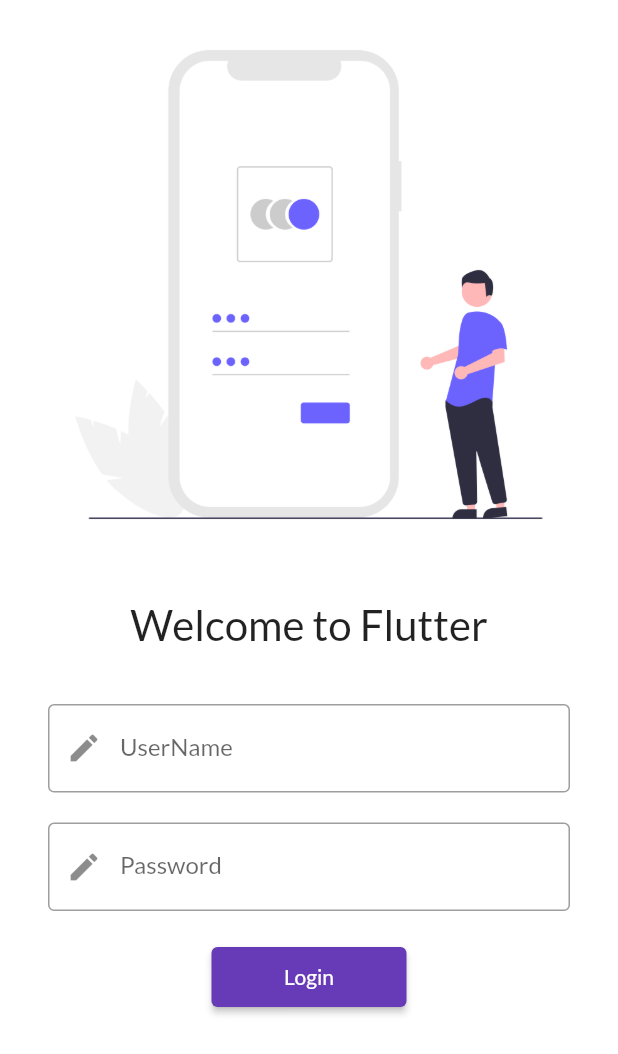
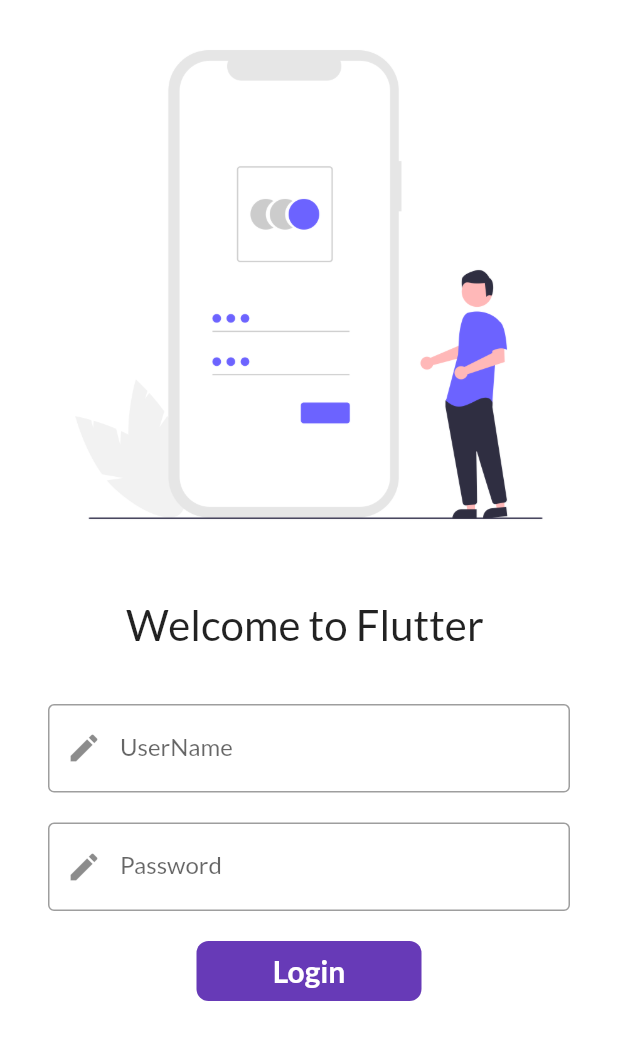
Before and after one commit to Zahedcse/flutter_app1, a Flutter app: the screen it shows after launch, on a phone screen of 412 x 824 dp. Shown: the top 1054 px of the screen. Run offline on Flutter 3.47's test engine with Material 2 defaults, Android fonts, the phone set to English and light mode, and no system bars; our stand-ins replace google_fonts.

Commit message:
day6 completed

```diff
--- a/lib/screens/login.dart
+++ b/lib/screens/login.dart
@@ -1,7 +1,14 @@
 import 'package:flutter/material.dart';
 import 'package:flutter_app1/utils/routes.dart';
 
-class Login extends StatelessWidget {
+class Login extends StatefulWidget {
+  @override
+  _LoginState createState() => _LoginState();
+}
+
+class _LoginState extends State<Login> {
+  String name = "";
+  bool changeButton = false;
   @override
   Widget build(BuildContext context) {
     return Material(
@@ -17,7 +24,7 @@ class Login extends StatelessWidget {
               height: 20.0,
             ),
             Text(
-              'Welcome to Flutter',
+              'Welcome to Flutter $name',
               style: TextStyle(fontSize: 28, fontWeight: FontWeight.w500),
             ),
             SizedBox(
@@ -34,6 +41,11 @@ class Login extends StatelessWidget {
                         hintText: 'Enter User Name',
                         border: OutlineInputBorder(),
                         prefixIcon: Icon(Icons.edit)),
+                    onChanged: (value) {
+                      setState(() {
+                        name = value;
+                      });
+                    },
                   ),
                   SizedBox(
                     height: 20,
@@ -51,12 +63,40 @@ class Login extends StatelessWidget {
                   SizedBox(
                     height: 20,
                   ),
-                  ElevatedButton(
-                      onPressed: () {
-                        Navigator.pushNamed(context, MyRoutes.homeRoute);
-                      },
-                      child: Text('Login'),
-                      style: TextButton.styleFrom(minimumSize: Size(130, 40))),
+                  // ElevatedButton(
+                  //     onPressed: () {
+                  //       Navigator.pushNamed(context, MyRoutes.homeRoute);
+                  //     },
+                  //     child: Text('Login'),
+                  //     style: TextButton.styleFrom(minimumSize: Size(130, 40))),
+                  InkWell(
+                    onTap: () async{
+
+                      setState(() {
+                        changeButton = true;
+                      });
+                      await Future.delayed(Duration(seconds: 1));
+                      Navigator.pushNamed(context, MyRoutes.homeRoute);
+                    },
+                    child: AnimatedContainer(
+                      duration: Duration(seconds: 1),
+                      height: 40,
+                      width: changeButton ? 50 : 150,
+                      alignment: Alignment.center,
+                      child: changeButton?Icon(Icons.done) :Text(
+                        'Login',
+                        style: TextStyle(
+                            color: Colors.white,
+                            fontWeight: FontWeight.bold,
+                            fontSize: 20),
+                      ),
+                      decoration: BoxDecoration(
+                        borderRadius: BorderRadius.circular(changeButton?50:8),
+                        color: Colors.deepPurple,
+                        //shape: changeButton ?BoxShape.circle:BoxShape.rectangle
+                      ),
+                    ),
+                  )
                 ],
               ),
             )
```
